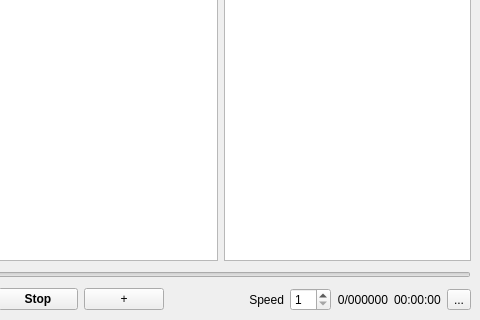
Qt form modules/app/mainwindow.ui (smartsenselab/SSAT) before a commit; both pictures show x 441 to 921 and y 275 to 595 of the 921 by 595 pixel window.
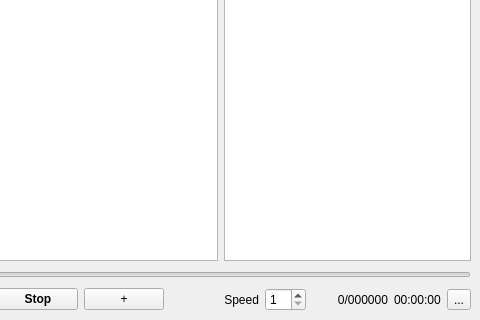
The same form after that commit. Custom widgets are drawn as their Qt base class.

What changed in the file:
```diff
--- a/modules/app/mainwindow.ui
+++ b/modules/app/mainwindow.ui
@@ -115,16 +115,6 @@
       </property>
      </widget>
     </item>
-    <item row="5" column="13">
-     <widget class="QLabel" name="labelSpeed">
-      <property name="text">
-       <string>Speed</string>
-      </property>
-      <property name="alignment">
-       <set>Qt::AlignRight|Qt::AlignTrailing|Qt::AlignVCenter</set>
-      </property>
-     </widget>
-    </item>
     <item row="5" column="16">
      <widget class="QLabel" name="labelTime">
       <property name="text">
@@ -132,7 +122,20 @@
       </property>
      </widget>
     </item>
-    <item row="5" column="14">
+    <item row="1" column="1" colspan="11">
+     <widget class="QGraphicsView" name="viewFrame"/>
+    </item>
+    <item row="5" column="12">
+     <widget class="QLabel" name="labelSpeed">
+      <property name="text">
+       <string>Speed</string>
+      </property>
+      <property name="alignment">
+       <set>Qt::AlignRight|Qt::AlignTrailing|Qt::AlignVCenter</set>
+      </property>
+     </widget>
+    </item>
+    <item row="5" column="13">
      <widget class="QPowerOfTwoSpinBox" name="spinBoxSpeed">
       <property name="suffix">
        <string/>
```
Left out of the diff: 205 changed lines with no effect on the pictures.
